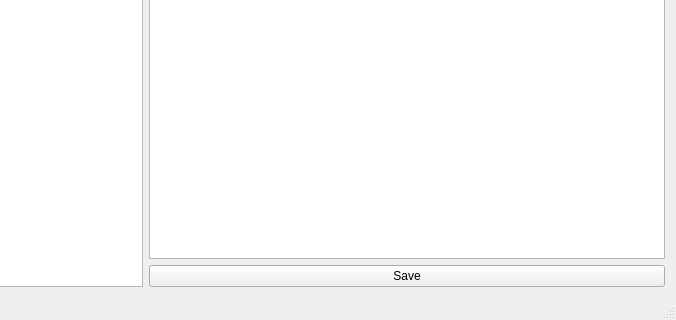
First picture: the form in mainwindow.ui, repository k-korzeniewski/cpp_mysql_gui, before the edit; both pictures show x 124 to 800 and y 280 to 600 of the 800 by 600 pixel window.
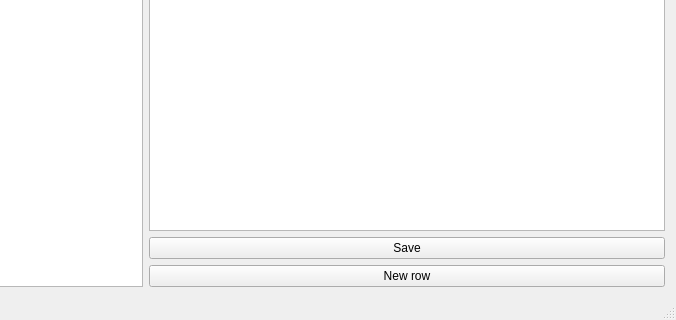
Second picture: the form after the edit.

Commit message: Add new row button#

What changed in the file:
```diff
--- a/mainwindow.ui
+++ b/mainwindow.ui
@@ -50,6 +50,13 @@
         </property>
        </widget>
       </item>
+      <item>
+       <widget class="QPushButton" name="newrowButton">
+        <property name="text">
+         <string>New row</string>
+        </property>
+       </widget>
+      </item>
      </layout>
     </item>
    </layout>
```
The commit also changes 5 other files.
